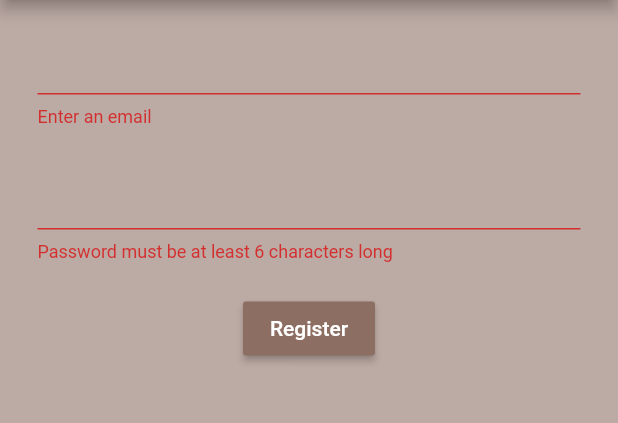
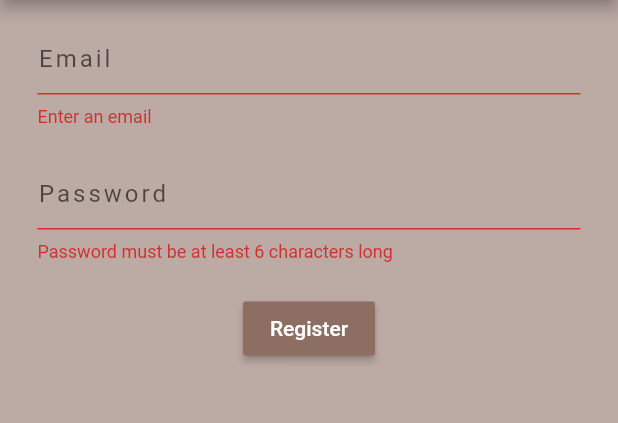
Before and after one commit to nihadhr/Coffee_app, a Flutter app: the Register screen opened directly, after a tap on "Register", on a phone screen of 412 x 824 dp, the part 84-507 px from its top. Run offline on Flutter 3.47's test engine with Material 2 defaults, Android fonts, the phone set to English and light mode, and no system bars; our stand-ins replace firebase_auth; accounts and stored records are empty; network calls fail.

Commit message:
Decorations separated in const file for re-usability.

```diff
--- a/lib/screens/authenticate/register.dart
+++ b/lib/screens/authenticate/register.dart
@@ -1,4 +1,6 @@
 import 'package:coffe_app/services/auth.dart';
+import 'package:coffe_app/shared/const.dart';
+import 'package:flutter/cupertino.dart';
 import 'package:flutter/material.dart';
 
 class Register extends StatefulWidget {
@@ -40,6 +42,8 @@ class _RegisterState extends State<Register> {
 
             children: <Widget>[
               TextFormField(
+                decoration: textInputDecoration.copyWith(hintText: 'Email'),
+
                 validator: (val)=>val.isEmpty?'Enter an email':null ,
                 onChanged:(value){ setState(() {
                   email=value;
@@ -48,6 +52,7 @@ class _RegisterState extends State<Register> {
               ),
               SizedBox(height: 20.0),
               TextFormField(
+                decoration: textInputDecoration.copyWith(hintText: 'Password'),
                   onChanged:(value){ setState(() {
                     password=value;
                   }); },
--- a/lib/screens/authenticate/sign_in.dart
+++ b/lib/screens/authenticate/sign_in.dart
@@ -1,5 +1,6 @@
 import 'package:coffe_app/models/user.dart';
 import 'package:coffe_app/services/auth.dart';
+import 'package:coffe_app/shared/const.dart';
 import 'package:flutter/material.dart';
 
 class SignIn extends StatefulWidget {
@@ -39,7 +40,7 @@ class _SignInState extends State<SignIn> {
 
           children: <Widget>[
             TextFormField(
-
+              decoration: textInputDecoration.copyWith(hintText: 'Email'),
             onChanged:(value){ setState(() {
               email=value;
             });} ,
@@ -47,6 +48,7 @@ class _SignInState extends State<SignIn> {
             ),
             SizedBox(height: 20.0),
             TextFormField(
+                decoration: textInputDecoration.copyWith(hintText: 'Password'),
               onChanged:(value){ setState(() {
                 password=value;
               }); },
--- /dev/null
+++ b/lib/shared/const.dart
@@ -0,0 +1,8 @@
+import 'package:flutter/material.dart';
+
+//here will be all const decorations
+
+const textInputDecoration = InputDecoration(
+focusedBorder: UnderlineInputBorder(
+    borderSide: BorderSide(color: Colors.brown))
+);
```
